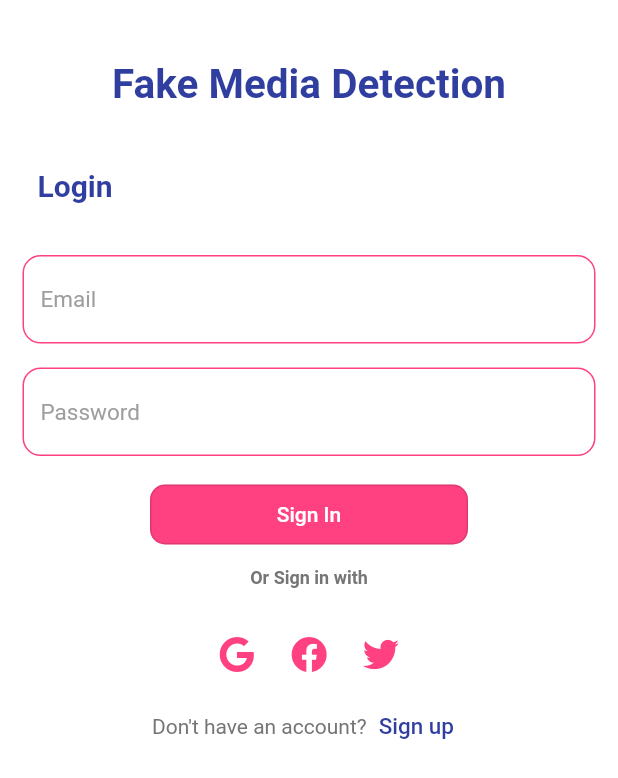
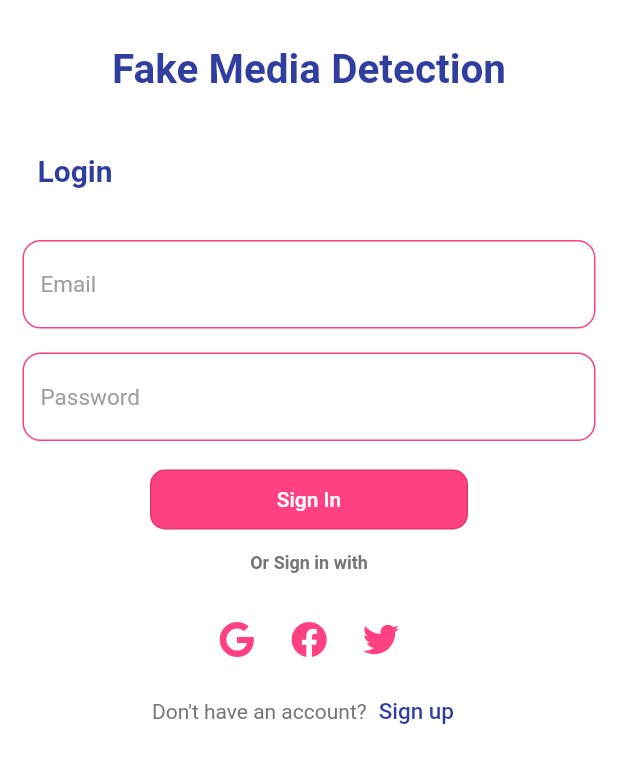
Before and after one commit to ahmed8badr/FakeMediaDetection, a Flutter app: the LoginScreen screen opened directly, on a phone screen of 412 x 824 dp. Shown: the top 778 px of the screen. Run offline on Flutter 3.47's test engine with Material 2 defaults, Android fonts, the phone set to English and light mode, and no system bars; our stand-ins replace firebase_core, font_awesome_flutter, image_picker, syncfusion_flutter_charts, url_launcher_web, video_player; accounts and stored records are empty.

Commit message:
Update login_screen.dart

```diff
--- a/lib/screens/login_screen.dart
+++ b/lib/screens/login_screen.dart
@@ -22,7 +22,7 @@ Widget build(BuildContext context) {
 
 
       child:Container(
-        padding: EdgeInsets.fromLTRB(0, 40, 0, 0),
+        padding: EdgeInsets.fromLTRB(0,30, 0, 0),
         child: Column(
           children: [
             Column(
```
